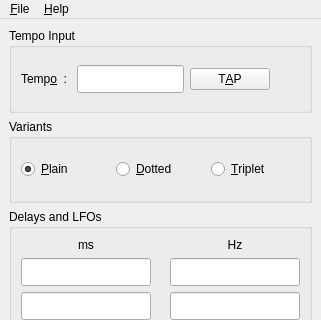
First picture: the form in src/gui/forms/qrestmainwindow.ui, repository deufrai/Qrest, before the edit; both pictures show x 0 to 321 and y 0 to 320 of the 321 by 499 pixel window.
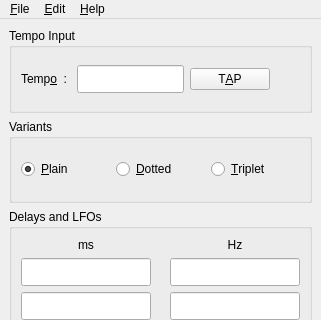
Second picture: the form after the edit. Icons and pictures are not drawn.

Diff of the .ui file:
```diff
--- a/src/gui/forms/qrestmainwindow.ui
+++ b/src/gui/forms/qrestmainwindow.ui
@@ -511,7 +511,14 @@
     </property>
     <addaction name="actionQuit" />
    </widget>
+   <widget class="QMenu" name="menuEdit" >
+    <property name="title" >
+     <string>&amp;Edit</string>
+    </property>
+    <addaction name="actionPreferences" />
+   </widget>
    <addaction name="menuFile" />
+   <addaction name="menuEdit" />
    <addaction name="menuHelp" />
   </widget>
   <widget class="QStatusBar" name="statusbar" />
```
Left out of the diff: 15 changed lines with no effect on the pictures.
